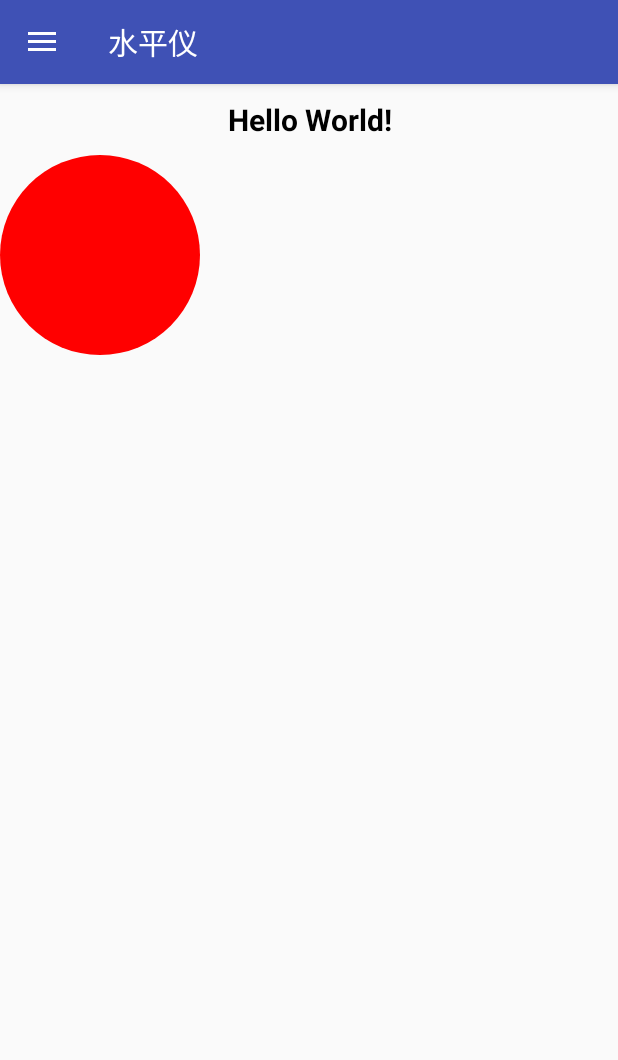
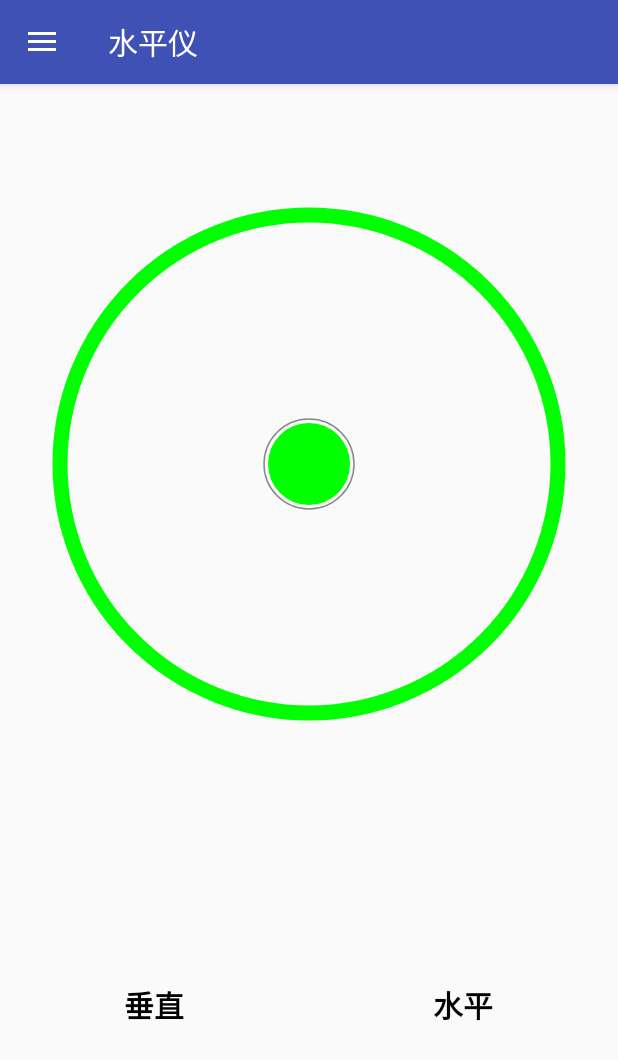
Before and after one commit to chengxk/compass, an Android app: the LevelFragment screen opened directly, with no data from a screen before it, on a phone screen of 412 x 824 dp. Shown: the top 1060 px of the screen. Run offline under Robolectric (Android 15) with nearby library versions, the phone set to English and light mode, and no system bars; libraries missing offline, so code that uses them is left out: com.umeng.analytics; 2 statements that could not run were skipped.

Commit message:
添加水平仪

```diff
--- a/app/src/main/java/com/cxk/compass/ui/LevelFragment.java
+++ b/app/src/main/java/com/cxk/compass/ui/LevelFragment.java
@@ -2,9 +2,11 @@ package com.cxk.compass.ui;
 
 import android.os.Bundle;
 import android.support.annotation.Nullable;
+import android.util.Log;
 import android.view.LayoutInflater;
 import android.view.View;
 import android.view.ViewGroup;
+import android.widget.TextView;
 
 import com.cxk.compass.R;
 import com.cxk.compass.widget.LevelView;
@@ -14,17 +16,28 @@ import com.cxk.compass.widget.LevelView;
  */
 
 public class LevelFragment extends SensorFragment {
+    LevelView levelView;
+    private TextView vertical_txt;
+    private TextView horizontal_txt;
 
     @Nullable
     @Override
     public View onCreateView(LayoutInflater inflater, @Nullable ViewGroup container, @Nullable Bundle savedInstanceState) {
         View view = inflater.inflate(R.layout.fragment_level, container, false);
-        LevelView levelView = view.findViewById(R.id.level_view);
+        levelView = view.findViewById(R.id.level_view);
+        vertical_txt = view.findViewById(R.id.vertical_txt);
+        horizontal_txt = view.findViewById(R.id.horizontal_txt);
         return view;
     }
 
     @Override
     void onSensorChanger(float x, float y, float z) {
 
+        Log.d("aaa" , y+","+z);
+        levelView.updateDegree(x, y, z);
+        String verStr = String.format(getString(R.string.vertical_description), y);
+        String horStr = String.format(getString(R.string.horizontal_description), z);
+        vertical_txt.setText(verStr);
+        horizontal_txt.setText(horStr);
     }
 }
--- a/app/src/main/java/com/cxk/compass/widget/CompassView.java
+++ b/app/src/main/java/com/cxk/compass/widget/CompassView.java
@@ -124,7 +124,7 @@ public class CompassView extends View {
         canvas.drawLine(cx, cy - radius / 4, cx, cy + radius / 4, paintDivision);
 
         //绘制中心的圆环
-        canvas.drawCircle(cx, cy, radius / 6 + 4, paintDivision);
+        canvas.drawCircle(cx, cy, radius / 6 + 2, paintDivision);
 
         //外圆半径-内圆半径-圆环笔刷宽度/2
         int distance = radius * 5 / 6;
@@ -145,7 +145,7 @@ public class CompassView extends View {
             y = -distance;
         }
         //绘制水平仪
-        if (Math.abs(x) < 2 && Math.abs(y) < 2) {
+        if (Math.abs(x) < 0.5 && Math.abs(y) < 0.5) {
             paintLevel.setColor(Color.GREEN);
         } else {
             paintLevel.setColor(Color.RED);
--- a/app/src/main/java/com/cxk/compass/widget/LevelView.java
+++ b/app/src/main/java/com/cxk/compass/widget/LevelView.java
@@ -8,11 +8,23 @@ import android.support.annotation.Nullable;
 import android.util.AttributeSet;
 import android.view.View;
 
+import com.cxk.compass.DPUtils;
+
 /**
  * Created by chengxiakuan on 2018/2/2.
  */
 
 public class LevelView extends View {
+    private final int MAX_ANGLE = 45;
+    private int strokeWidth;
+
+    private Paint limitPaint;
+    private Paint bubblePaint;
+    private Paint bubbleRulePaint;
+
+    private float zAngle;
+    private float yAngle;
+
     public LevelView(Context context) {
         super(context);
         init(context);
@@ -24,7 +36,21 @@ public class LevelView extends View {
     }
 
     private void init(Context context) {
+        strokeWidth = (int)DPUtils.dp2px(context , 10);
+        limitPaint = new Paint();
+        limitPaint.setStrokeWidth(strokeWidth);
+        limitPaint.setStyle(Paint.Style.STROKE);
+        limitPaint.setAntiAlias(true);
 
+        bubblePaint = new Paint();
+        bubblePaint.setStyle(Paint.Style.FILL);
+        bubblePaint.setAntiAlias(true);
+
+        bubbleRulePaint = new Paint();
+        bubbleRulePaint.setColor(Color.GRAY);
+        bubbleRulePaint.setStyle(Paint.Style.STROKE);
+        bubbleRulePaint.setAntiAlias(true);
+        bubbleRulePaint.setStrokeWidth(DPUtils.dp2px(context, 1));
     }
 
 
@@ -37,9 +63,58 @@ public class LevelView extends View {
     protected void onDraw(Canvas canvas) {
         super.onDraw(canvas);
 
+        int measuredWidth = getMeasuredWidth();
+        int measuredHeight = getMeasuredHeight();
 
-        Paint paint = new Paint();
-        paint.setColor(Color.RED);
-        canvas.drawCircle(100, 100, 100, paint);
+        int cx = measuredWidth / 2;
+        int cy = measuredHeight / 2;
+
+        int paddingTop = getPaddingTop();
+        int radius = cx - paddingTop;
+
+        //外圆半径-内圆半径-圆环笔刷宽度/2
+        int distance = radius * 5 / 6;
+        float x, y;
+        if (Math.abs(zAngle) <= MAX_ANGLE) {
+            x = distance * zAngle / MAX_ANGLE;
+        } else if (zAngle > MAX_ANGLE) {
+            x = distance;
+        } else {
+            x = -distance;
+        }
+
+        if (Math.abs(yAngle) <= MAX_ANGLE) {
+            y = distance * yAngle / MAX_ANGLE;
+        } else if (yAngle > MAX_ANGLE) {
+            y = distance;
+        } else {
+            y = -distance;
+        }
+        //绘制水平仪
+        if (Math.abs(x) < 0.5 && Math.abs(y) < 0.5) {
+            limitPaint.setColor(Color.GREEN);
+            bubblePaint.setColor(Color.GREEN);
+        } else {
+            limitPaint.setColor(Color.RED);
+            bubblePaint.setColor(Color.RED);
+        }
+
+        //绘制中心的圆环
+        canvas.drawCircle(cx, cy, radius / 6 + 4, bubbleRulePaint);
+
+        canvas.drawCircle(cx - x, cy - y, radius / 6, bubblePaint);
+
+
+        canvas.drawCircle(cx, cy, radius, limitPaint);
+
+
+    }
+
+
+    public void updateDegree(float degree, float yAngle, float zAngle) {
+        this.yAngle = yAngle;
+        this.zAngle = zAngle;
+
+        invalidate();
     }
 }
--- a/app/src/main/res/layout/fragment_level.xml
+++ b/app/src/main/res/layout/fragment_level.xml
@@ -1,25 +1,56 @@
 <?xml version="1.0" encoding="utf-8"?>
-<LinearLayout
-    xmlns:android="http://schemas.android.com/apk/res/android"
+<LinearLayout xmlns:android="http://schemas.android.com/apk/res/android"
     android:layout_width="match_parent"
     android:layout_height="match_parent"
     android:orientation="vertical">
 
     <TextView
-        android:id="@+id/text"
         android:layout_width="match_parent"
         android:layout_height="wrap_content"
         android:gravity="center"
         android:padding="10dp"
-        android:text="Hello World!"
+        android:text=""
         android:textColor="#000"
         android:textSize="20dp"
-        android:textStyle="bold"/>
+        android:textStyle="bold" />
 
     <com.cxk.compass.widget.LevelView
         android:id="@+id/level_view"
         android:layout_width="match_parent"
         android:layout_height="match_parent"
-        android:padding="40dp"
-        />
+        android:padding="40dp" />
+
+
+    <LinearLayout
+        android:layout_width="match_parent"
+        android:layout_height="match_parent"
+        android:gravity="center"
+        android:orientation="horizontal">
+        <TextView
+            android:id="@+id/vertical_txt"
+            android:layout_height="wrap_content"
+            android:gravity="center"
+            android:padding="10dp"
+            android:text="垂直"
+            android:layout_width="0dp"
+            android:layout_weight="1"
+            android:textColor="#000"
+            android:textSize="20dp"
+            android:textStyle="bold" />
+
+
+        <TextView
+            android:id="@+id/horizontal_txt"
+            android:layout_width="0dp"
+            android:layout_weight="1"
+            android:layout_height="wrap_content"
+            android:gravity="center"
+            android:padding="10dp"
+            android:text="水平"
+            android:textColor="#000"
+            android:textSize="20dp"
+            android:textStyle="bold" />
+
+
+    </LinearLayout>
 </LinearLayout>
--- a/app/src/main/res/values/strings.xml
+++ b/app/src/main/res/values/strings.xml
@@ -14,6 +14,8 @@
 
 
     <string name="description">%1$s %2$d°</string>
+    <string name="vertical_description">%1$.2f°\n垂直</string>
+    <string name="horizontal_description">%1$.2f°\n水平</string>
 
     <string-array name="direction">
         <item>北</item>
```
